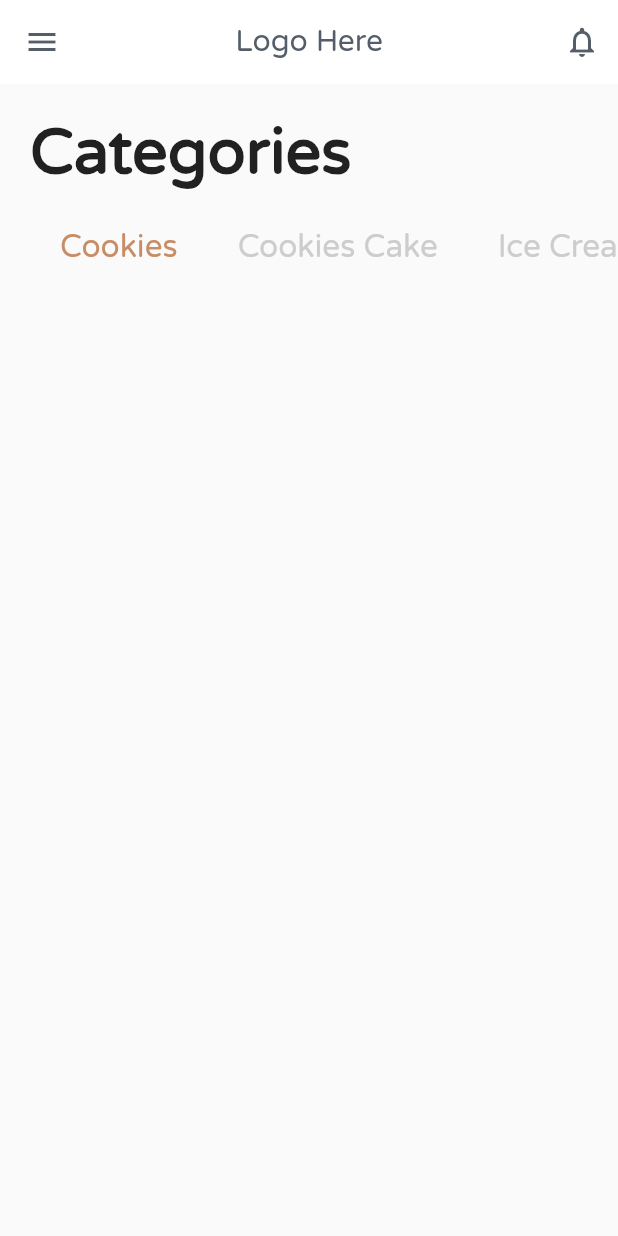
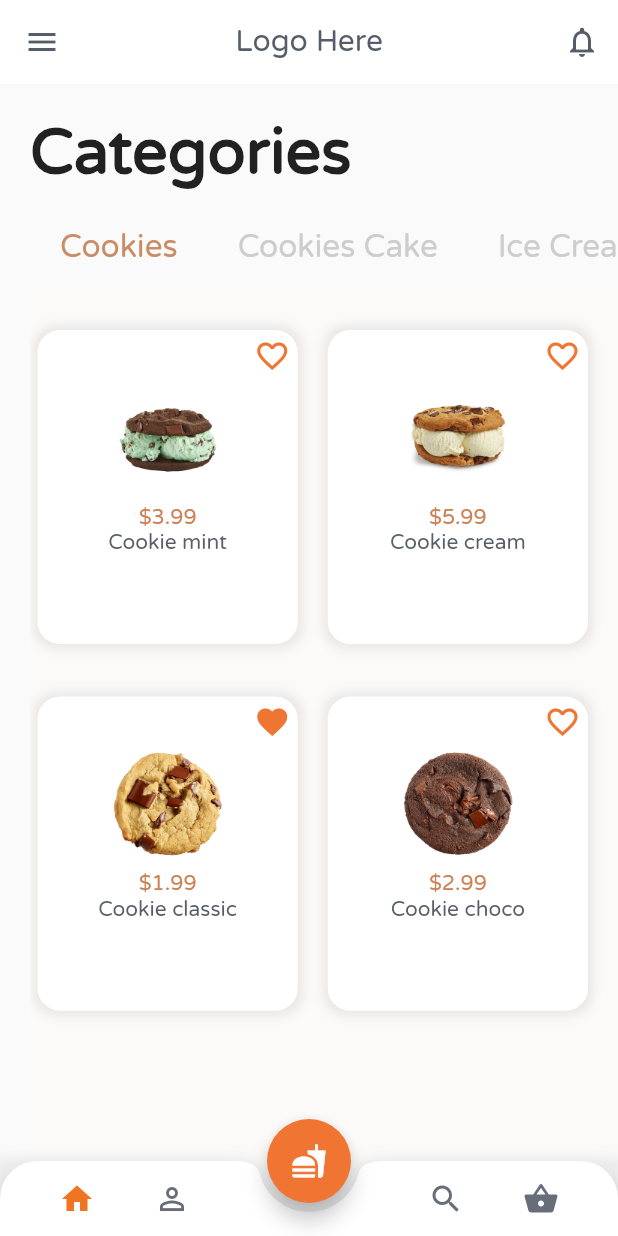
Before and after one commit to andhikasy/cookiesapp, a Flutter app: the screen it shows after launch, on a phone screen of 412 x 824 dp. Run offline on Flutter 3.47's test engine with Material 2 defaults, Android fonts, the phone set to English and light mode, and no system bars.

Commit message:
Add Some Stuff
minute 5:59

```diff
--- /dev/null
+++ b/lib/bottom_bar.dart
@@ -0,0 +1,52 @@
+import 'package:flutter/material.dart';
+
+class BottomBar extends StatelessWidget {
+  @override
+  Widget build(BuildContext context) {
+    return BottomAppBar(
+      shape: CircularNotchedRectangle(),
+      notchMargin: 6.0,
+      color: Colors.transparent,
+      elevation: 9.0,
+      clipBehavior: Clip.antiAlias,
+      child: Container(
+        height: 50.0,
+        decoration: BoxDecoration(
+        borderRadius: BorderRadius.only(
+          topLeft: Radius.circular(25.0),
+          topRight: Radius.circular(25.0)
+        ),
+        color: Colors.white
+        ),
+        child: Row(
+        mainAxisAlignment: MainAxisAlignment.spaceBetween,
+        children: [
+          Container(
+          height: 50.0,
+          width: MediaQuery.of(context).size.width /2 - 40.0,
+          child: Row(
+          mainAxisAlignment: MainAxisAlignment.spaceEvenly,
+          children: <Widget>[
+          Icon(Icons.home, color: Color(0xFFEF7523)),
+          Icon(Icons.person_outline, color: Color(0xFF676E79)),
+          ],
+          )
+          ),
+          Container(
+            height: 50.0,
+            width: MediaQuery.of(context).size.width /2 - 40.0,
+            child: Row(
+            mainAxisAlignment: MainAxisAlignment.spaceEvenly,
+            children: <Widget>[
+            Icon(Icons.search, color: Color(0xFF676E79)),
+            Icon(Icons.shopping_basket, color: Color(0xFF676E79)),
+            ],
+            )
+          ),
+
+        ],
+        ),
+      ),
+    );
+  }
+}
--- /dev/null
+++ b/lib/cookie_page.dart
@@ -0,0 +1,97 @@
+import 'package:flutter/material.dart';
+
+class CookiePage extends StatelessWidget {
+  @override
+  Widget build(BuildContext context) {
+    return Scaffold(
+      backgroundColor: Color(0xFFFCFAF8),
+      body: ListView(
+        children: <Widget>[
+        SizedBox(height: 15.0),
+        Container(
+          padding: EdgeInsets.only(right: 15.0),
+          width: MediaQuery.of(context).size.width - 30.0,
+          height: MediaQuery.of(context).size.height - 30.0,
+          child: GridView.count(
+          crossAxisCount: 2,
+          primary: false,
+          crossAxisSpacing: 10.0,
+          mainAxisSpacing: 15.0,
+          childAspectRatio: 0.8,
+          children: <Widget>[
+            _buildCard('Cookie mint', '\$3.99', 'assets/cookiemint.jpg',
+                      false, false, context),
+                _buildCard('Cookie cream', '\$5.99', 'assets/cookiecream.jpg',
+                    true, false, context),
+                _buildCard('Cookie classic', '\$1.99',
+                    'assets/cookieclassic.jpg', false, true, context),
+                _buildCard('Cookie choco', '\$2.99', 'assets/cookiechoco.jpg',
+                    false, false, context)
+          ],
+          )
+        )
+        ],
+      ),
+    );
+  }
+
+ Widget _buildCard(String name, String price, String imgPath, bool added, bool isFavorite, context){
+  return Padding(
+  padding: EdgeInsets.only(top: 15.0, left: 5.0, right: 5.0, bottom: 5.0),
+  child: InkWell(
+    child: Container(
+    decoration: BoxDecoration(
+    borderRadius: BorderRadius.circular(15.0),
+    boxShadow: [
+      BoxShadow(
+        color: Colors.grey.withOpacity(0.2),
+        spreadRadius: 3.0,
+        blurRadius: 5.0
+      )
+    ],
+    color: Colors.white
+  ),
+  child: Column(
+  children: [
+    Padding(
+      padding: EdgeInsets.all(5.0),
+      child: Row(
+      mainAxisAlignment: MainAxisAlignment.end,
+      children: [
+        isFavorite ? Icon(Icons.favorite, color: Color(0xFFEF7532)):
+        Icon(Icons.favorite_border, color: Color(0xFFEF7532))
+
+      ]
+      )
+    ),
+    Hero(
+    tag: imgPath,
+    child: Container(
+      height: 75.0,
+      width: 75.0,
+      decoration: BoxDecoration(
+        image: DecorationImage(
+          image: AssetImage(imgPath),
+          fit: BoxFit.contain
+        )
+      ),
+    )
+    ),
+    SizedBox(height: 7.0),
+    Text(price,
+    style: TextStyle(
+        color: Color(0xFFCC8053),
+        fontFamily: 'Varela',
+        fontSize: 14.0)),
+    Text(name,
+        style: TextStyle(
+        color: Color(0xFF575E67),
+        fontFamily: 'Varela',
+        fontSize: 14.0)),
+    //dari sini
+  ],
+  ),
+  ),
+  ));
+  }
+}
--- a/lib/main.dart
+++ b/lib/main.dart
@@ -1,3 +1,5 @@
+import 'package:cookiesapp/bottom_bar.dart';
+import 'package:cookiesapp/cookie_page.dart';
 import 'package:flutter/material.dart';
 
 void main() => runApp(MyApp());
@@ -69,8 +71,8 @@ Widget build(BuildContext context) {
       isScrollable: true,
       labelPadding: EdgeInsets.only(left: 20.0, right: 20.0),
       unselectedLabelColor: Color(0xFFCDCDCD),
-      tabs: <Widget>[
-        Tab(
+      tabs: [
+      Tab(
           child: Text('Cookies',
           style: TextStyle(
           fontFamily: 'Varela',
@@ -98,10 +100,28 @@ Widget build(BuildContext context) {
           fontSize: 21.0,
           )),
         ),
-      ],
-    )
+      ]),
+      Container(
+      height: MediaQuery.of(context).size.height - 50.0,
+      width: double.infinity,
+      child: TabBarView(
+      controller: _tabController,
+        children: [
+          CookiePage(),
+          CookiePage(),
+          CookiePage(),
+          CookiePage(),
+        ],
+      ),
+      )
     ],
     ),
+    floatingActionButton: FloatingActionButton(onPressed: () {},
+    backgroundColor: Color(0xFFF17532),
+    child: Icon(Icons.fastfood),
+    ),
+    floatingActionButtonLocation: FloatingActionButtonLocation.centerDocked,
+    bottomNavigationBar: BottomBar(),
   );
 }
 }
```
